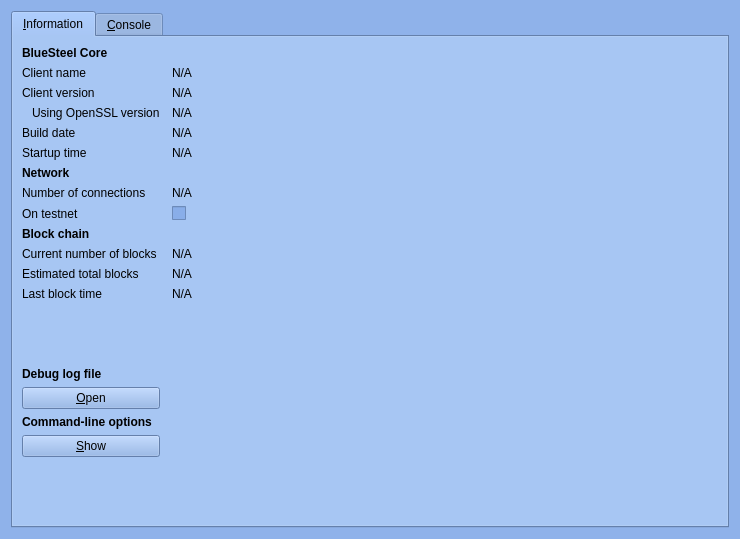
Above: src/qt/forms/rpcconsole.ui from BlueSteelCoin/bluesteel before the change. Below: the same form after it.
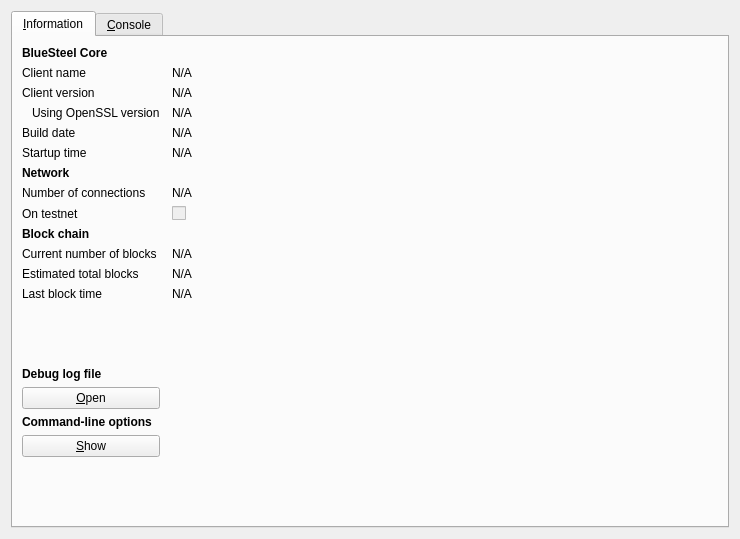
That is the form after the change. Icons and pictures are not drawn.

```diff
--- a/src/qt/forms/rpcconsole.ui
+++ b/src/qt/forms/rpcconsole.ui
@@ -10,421 +10,6 @@
     <height>539</height>
    </rect>
   </property>
-  <property name="palette">
-   <palette>
-    <active>
-     <colorrole role="WindowText">
-      <brush brushstyle="SolidPattern">
-       <color alpha="255">
-        <red>0</red>
-        <green>0</green>
-        <blue>0</blue>
-       </color>
-      </brush>
-     </colorrole>
-     <colorrole role="Button">
-      <brush brushstyle="SolidPattern">
-       <color alpha="238">
-        <red>135</red>
-        <green>173</green>
-        <blue>232</blue>
-       </color>
-      </brush>
-     </colorrole>
-     <colorrole role="Light">
-      <brush brushstyle="SolidPattern">
-       <color alpha="238">
-        <red>241</red>
-        <green>247</green>
-        <blue>255</blue>
-       </color>
-      </brush>
-     </colorrole>
-     <colorrole role="Midlight">
-      <brush brushstyle="SolidPattern">
-       <color alpha="238">
-        <red>188</red>
-        <green>210</green>
-        <blue>243</blue>
-       </color>
-      </brush>
-     </colorrole>
-     <colorrole role="Dark">
-      <brush brushstyle="SolidPattern">
-       <color alpha="238">
-        <red>67</red>
-        <green>86</green>
-        <blue>116</blue>
-       </color>
-      </brush>
-     </colorrole>
-     <colorrole role="Mid">
-      <brush brushstyle="SolidPattern">
-       <color alpha="238">
-        <red>90</red>
-        <green>115</green>
-        <blue>154</blue>
-       </color>
-      </brush>
-     </colorrole>
-     <colorrole role="Text">
-      <brush brushstyle="SolidPattern">
-       <color alpha="255">
-        <red>0</red>
-        <green>0</green>
-        <blue>0</blue>
-       </color>
-      </brush>
-     </colorrole>
-     <colorrole role="BrightText">
-      <brush brushstyle="SolidPattern">
-       <color alpha="255">
-        <red>255</red>
-        <green>255</green>
-        <blue>255</blue>
-       </color>
-      </brush>
-     </colorrole>
-     <colorrole role="ButtonText">
-      <brush brushstyle="SolidPattern">
-       <color alpha="255">
-        <red>0</red>
-        <green>0</green>
-        <blue>0</blue>
-       </color>
-      </brush>
-     </colorrole>
-     <colorrole role="Base">
-      <brush brushstyle="SolidPattern">
-       <color alpha="255">
-        <red>255</red>
-        <green>255</green>
-        <blue>255</blue>
-       </color>
-      </brush>
-     </colorrole>
-     <colorrole role="Window">
-      <brush brushstyle="SolidPattern">
-       <color alpha="238">
-        <red>135</red>
-        <green>173</green>
-        <blue>232</blue>
-       </color>
-      </brush>
-     </colorrole>
-     <colorrole role="Shadow">
-      <brush brushstyle="SolidPattern">
-       <color alpha="255">
-        <red>0</red>
-        <green>0</green>
-        <blue>0</blue>
-       </color>
-      </brush>
-     </colorrole>
-     <colorrole role="AlternateBase">
-      <brush brushstyle="SolidPattern">
-       <color alpha="246">
-        <red>195</red>
-        <green>214</green>
-        <blue>243</blue>
-       </color>
-      </brush>
-     </colorrole>
-     <colorrole role="ToolTipBase">
-      <brush brushstyle="SolidPattern">
-       <color alpha="255">
-        <red>255</red>
-        <green>255</green>
-        <blue>220</blue>
-       </color>
-      </brush>
-     </colorrole>
-     <colorrole role="ToolTipText">
-      <brush brushstyle="SolidPattern">
-       <color alpha="255">
-        <red>0</red>
-        <green>0</green>
-        <blue>0</blue>
-       </color>
-      </brush>
-     </colorrole>
-    </active>
-    <inactive>
-     <colorrole role="WindowText">
-      <brush brushstyle="SolidPattern">
-       <color alpha="255">
-        <red>0</red>
-        <green>0</green>
-        <blue>0</blue>
-       </color>
-      </brush>
-     </colorrole>
-     <colorrole role="Button">
-      <brush brushstyle="SolidPattern">
-       <color alpha="238">
-        <red>135</red>
-        <green>173</green>
-        <blue>232</blue>
-       </color>
-      </brush>
-     </colorrole>
-     <colorrole role="Light">
-      <brush brushstyle="SolidPattern">
-       <color alpha="238">
-        <red>241</red>
-        <green>247</green>
-        <blue>255</blue>
-       </color>
-      </brush>
-     </colorrole>
-     <colorrole role="Midlight">
-      <brush brushstyle="SolidPattern">
-       <color alpha="238">
-        <red>188</red>
-        <green>210</green>
-        <blue>243</blue>
-       </color>
-      </brush>
-     </colorrole>
-     <colorrole role="Dark">
-      <brush brushstyle="SolidPattern">
-       <color alpha="238">
-        <red>67</red>
-        <green>86</green>
-        <blue>116</blue>
-       </color>
-      </brush>
-     </colorrole>
-     <colorrole role="Mid">
-      <brush brushstyle="SolidPattern">
-       <color alpha="238">
-        <red>90</red>
-        <green>115</green>
-        <blue>154</blue>
-       </color>
-      </brush>
-     </colorrole>
-     <colorrole role="Text">
-      <brush brushstyle="SolidPattern">
-       <color alpha="255">
-        <red>0</red>
-        <green>0</green>
-        <blue>0</blue>
-       </color>
-      </brush>
-     </colorrole>
-     <colorrole role="BrightText">
-      <brush brushstyle="SolidPattern">
-       <color alpha="255">
-        <red>255</red>
-        <green>255</green>
-        <blue>255</blue>
-       </color>
-      </brush>
-     </colorrole>
-     <colorrole role="ButtonText">
-      <brush brushstyle="SolidPattern">
-       <color alpha="255">
-        <red>0</red>
-        <green>0</green>
-        <blue>0</blue>
-       </color>
-      </brush>
-     </colorrole>
-     <colorrole role="Base">
-      <brush brushstyle="SolidPattern">
-       <color alpha="255">
-        <red>255</red>
-        <green>255</green>
-        <blue>255</blue>
-       </color>
-      </brush>
-     </colorrole>
-     <colorrole role="Window">
-      <brush brushstyle="SolidPattern">
-       <color alpha="238">
-        <red>135</red>
-        <green>173</green>
-        <blue>232</blue>
-       </color>
-      </brush>
-     </colorrole>
-     <colorrole role="Shadow">
-      <brush brushstyle="SolidPattern">
-       <color alpha="255">
-        <red>0</red>
-        <green>0</green>
-        <blue>0</blue>
-       </color>
-      </brush>
-     </colorrole>
-     <colorrole role="AlternateBase">
-      <brush brushstyle="SolidPattern">
-       <color alpha="246">
-        <red>195</red>
-        <green>214</green>
-        <blue>243</blue>
-       </color>
-      </brush>
-     </colorrole>
-     <colorrole role="ToolTipBase">
-      <brush brushstyle="SolidPattern">
-       <color alpha="255">
-        <red>255</red>
-        <green>255</green>
-        <blue>220</blue>
-       </color>
-      </brush>
-     </colorrole>
-     <colorrole role="ToolTipText">
-      <brush brushstyle="SolidPattern">
-       <color alpha="255">
-        <red>0</red>
-        <green>0</green>
-        <blue>0</blue>
-       </color>
-      </brush>
-     </colorrole>
-    </inactive>
-    <disabled>
-     <colorrole role="WindowText">
-      <brush brushstyle="SolidPattern">
-       <color alpha="238">
-        <red>67</red>
-        <green>86</green>
-        <blue>116</blue>
-       </color>
-      </brush>
-     </colorrole>
-     <colorrole role="Button">
-      <brush brushstyle="SolidPattern">
-       <color alpha="238">
-        <red>135</red>
-        <green>173</green>
-        <blue>232</blue>
-       </color>
-      </brush>
-     </colorrole>
-     <colorrole role="Light">
-      <brush brushstyle="SolidPattern">
-       <color alpha="238">
-        <red>241</red>
-        <green>247</green>
-        <blue>255</blue>
-       </color>
-      </brush>
-     </colorrole>
-     <colorrole role="Midlight">
-      <brush brushstyle="SolidPattern">
-       <color alpha="238">
-        <red>188</red>
-        <green>210</green>
-        <blue>243</blue>
-       </color>
-      </brush>
-     </colorrole>
-     <colorrole role="Dark">
-      <brush brushstyle="SolidPattern">
-       <color alpha="238">
-        <red>67</red>
-        <green>86</green>
-        <blue>116</blue>
-       </color>
-      </brush>
-     </colorrole>
-     <colorrole role="Mid">
-      <brush brushstyle="SolidPattern">
-       <color alpha="238">
-        <red>90</red>
-        <green>115</green>
-        <blue>154</blue>
-       </color>
-      </brush>
-     </colorrole>
-     <colorrole role="Text">
-      <brush brushstyle="SolidPattern">
-       <color alpha="238">
-        <red>67</red>
-        <green>86</green>
-        <blue>116</blue>
-       </color>
-      </brush>
-     </colorrole>
-     <colorrole role="BrightText">
-      <brush brushstyle="SolidPattern">
-       <color alpha="255">
-        <red>255</red>
-        <green>255</green>
-        <blue>255</blue>
-       </color>
-      </brush>
-     </colorrole>
-     <colorrole role="ButtonText">
-      <brush brushstyle="SolidPattern">
-       <color alpha="238">
-        <red>67</red>
-        <green>86</green>
-        <blue>116</blue>
-       </color>
-      </brush>
-     </colorrole>
-     <colorrole role="Base">
-      <brush brushstyle="SolidPattern">
-       <color alpha="238">
-        <red>135</red>
-        <green>173</green>
-        <blue>232</blue>
-       </color>
-      </brush>
-     </colorrole>
-     <colorrole role="Window">
-      <brush brushstyle="SolidPattern">
-       <color alpha="238">
-        <red>135</red>
-        <green>173</green>
-        <blue>232</blue>
-       </color>
-      </brush>
-     </colorrole>
-     <colorrole role="Shadow">
-      <brush brushstyle="SolidPattern">
-       <color alpha="255">
-        <red>0</red>
-        <green>0</green>
-        <blue>0</blue>
-       </color>
-      </brush>
-     </colorrole>
-     <colorrole role="AlternateBase">
-      <brush brushstyle="SolidPattern">
-       <color alpha="238">
-        <red>135</red>
-        <green>173</green>
-        <blue>232</blue>
-       </color>
-      </brush>
-     </colorrole>
-     <colorrole role="ToolTipBase">
-      <brush brushstyle="SolidPattern">
-       <color alpha="255">
-        <red>255</red>
-        <green>255</green>
-        <blue>220</blue>
-       </color>
-      </brush>
-     </colorrole>
-     <colorrole role="ToolTipText">
-      <brush brushstyle="SolidPattern">
-       <color alpha="255">
-        <red>0</red>
-        <green>0</green>
-        <blue>0</blue>
-       </color>
-      </brush>
-     </colorrole>
-    </disabled>
-   </palette>
-  </property>
   <property name="windowTitle">
    <string>bluesteel - Debug window</string>
   </property>
```
